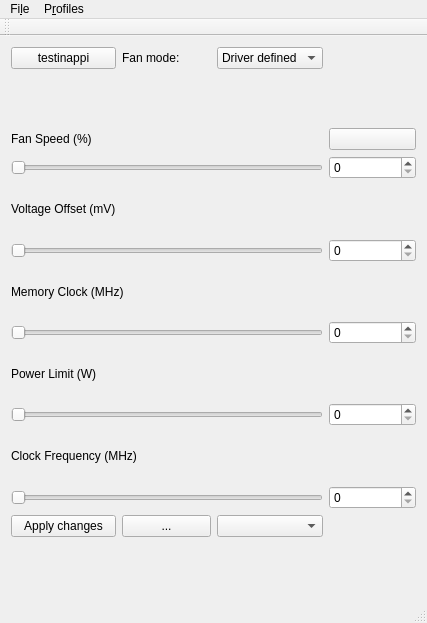
This is mainwindow.ui in Lurkki14/tuxclocker as Qt 5 draws it before an edit. The edited form follows.
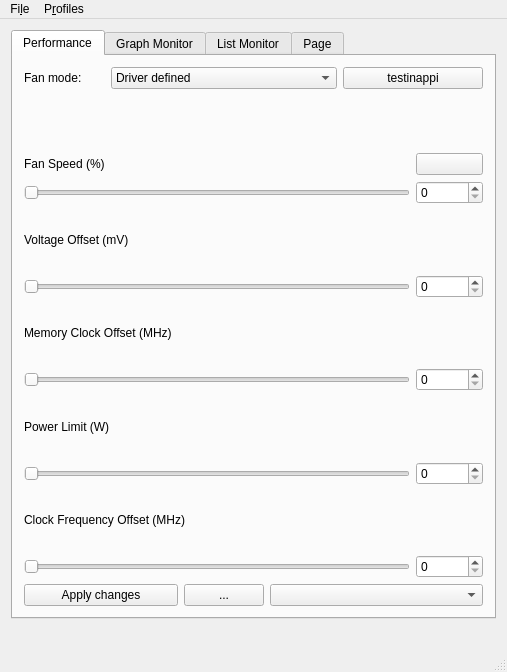
This is the edited form. The open tabs and pages were chosen to show the change. Icons and pictures are not drawn. Custom widgets are drawn as their Qt base class.

```diff
--- a/mainwindow.ui
+++ b/mainwindow.ui
@@ -6,63 +6,43 @@
    <rect>
     <x>0</x>
     <y>0</y>
-    <width>427</width>
-    <height>623</height>
+    <width>507</width>
+    <height>672</height>
    </rect>
   </property>
   <property name="windowTitle">
    <string>MainWindow</string>
   </property>
   <widget class="QWidget" name="centralWidget">
+   <layout class="QGridLayout" name="gridLayout_2">
+    <item row="1" column="0">
+     <widget class="QLabel" name="statusLabel">
+      <property name="text">
+       <string/>
+      </property>
+     </widget>
+    </item>
+    <item row="0" column="0">
+     <widget class="QTabWidget" name="tabWidget">
+      <property name="tabShape">
+       <enum>QTabWidget::Rounded</enum>
+      </property>
+      <property name="currentIndex">
+       <number>3</number>
+      </property>
+      <widget class="QWidget" name="perfEditorTab">
+       <attribute name="title">
+        <string>Performance</string>
+       </attribute>
    <layout class="QGridLayout" name="gridLayout">
-    <item row="7" column="3">
-     <widget class="QSpinBox" name="memClkSpinBox"/>
-    </item>
-    <item row="9" column="3">
-     <widget class="QSpinBox" name="powerLimSpinBox"/>
-    </item>
-    <item row="5" column="3">
-     <widget class="QSpinBox" name="voltageSpinBox"/>
-    </item>
-    <item row="3" column="3">
-     <widget class="QSpinBox" name="fanSpinBox"/>
-    </item>
-    <item row="12" column="0">
-     <widget class="QPushButton" name="applyButton">
-      <property name="text">
-       <string>Apply changes</string>
-      </property>
-     </widget>
-    </item>
-    <item row="0" column="0">
+        <item row="0" column="4" colspan="2">
      <widget class="QPushButton" name="pushButton">
       <property name="text">
        <string>testinappi</string>
       </property>
      </widget>
     </item>
-    <item row="6" column="0" colspan="2">
-     <widget class="QLabel" name="memClockLabel">
-      <property name="text">
-       <string>Memory Clock (MHz)</string>
-      </property>
-     </widget>
-    </item>
-    <item row="3" column="0" colspan="3">
-     <widget class="QSlider" name="fanSlider">
-      <property name="orientation">
-       <enum>Qt::Horizontal</enum>
-      </property>
-     </widget>
-    </item>
-    <item row="11" column="0" colspan="3">
-     <widget class="QSlider" name="frequencySlider">
-      <property name="orientation">
-       <enum>Qt::Horizontal</enum>
-      </property>
-     </widget>
-    </item>
-    <item row="1" column="0">
+        <item row="1" column="0" colspan="6">
      <widget class="QLabel" name="GPUNameLabel">
       <property name="maximumSize">
        <size>
@@ -75,36 +55,70 @@
       </property>
      </widget>
     </item>
-    <item row="0" column="2">
-     <widget class="QComboBox" name="fanModeComboBox">
-      <item>
+        <item row="10" column="0" colspan="5">
+         <widget class="QSlider" name="powerLimSlider">
+          <property name="orientation">
+           <enum>Qt::Horizontal</enum>
+          </property>
+         </widget>
+        </item>
+        <item row="8" column="0" colspan="5">
+         <widget class="QSlider" name="memClkSlider">
+          <property name="orientation">
+           <enum>Qt::Horizontal</enum>
+          </property>
+         </widget>
+        </item>
+        <item row="9" column="0" colspan="2">
+         <widget class="QLabel" name="powerLimLabel">
        <property name="text">
-        <string>Driver defined</string>
-       </property>
-      </item>
-      <item>
+           <string>Power Limit (W)</string>
+          </property>
+         </widget>
+        </item>
+        <item row="5" column="0" colspan="3">
+         <widget class="QLabel" name="voltgeLabel">
        <property name="text">
-        <string>Static</string>
-       </property>
-      </item>
-      <item>
+           <string>Voltage Offset (mV)</string>
+          </property>
+         </widget>
+        </item>
+        <item row="13" column="0" colspan="2">
+         <widget class="QPushButton" name="applyButton">
        <property name="text">
-        <string>Custom</string>
-       </property>
-      </item>
-     </widget>
-    </item>
-    <item row="12" column="1">
-     <widget class="QPushButton" name="newProfile">
+           <string>Apply changes</string>
+          </property>
+         </widget>
+        </item>
+        <item row="11" column="0" colspan="3">
+         <widget class="QLabel" name="clockFreqLabel">
+          <property name="text">
+           <string>Clock Frequency Offset (MHz)</string>
+          </property>
+         </widget>
+        </item>
+        <item row="12" column="0" colspan="5">
+         <widget class="QSlider" name="frequencySlider">
+          <property name="orientation">
+           <enum>Qt::Horizontal</enum>
+          </property>
+         </widget>
+        </item>
+        <item row="0" column="0">
+         <widget class="QLabel" name="fanModeLabel">
       <property name="text">
-       <string>...</string>
+           <string>Fan mode:</string>
       </property>
      </widget>
     </item>
-    <item row="11" column="3">
-     <widget class="QSpinBox" name="frequencySpinBox"/>
-    </item>
-    <item row="2" column="3">
+        <item row="4" column="0" colspan="5">
+         <widget class="QSlider" name="fanSlider">
+          <property name="orientation">
+           <enum>Qt::Horizontal</enum>
+          </property>
+         </widget>
+        </item>
+        <item row="3" column="5">
      <widget class="QPushButton" name="editFanCurveButton">
       <property name="maximumSize">
        <size>
@@ -121,70 +135,141 @@
       </property>
      </widget>
     </item>
-    <item row="12" column="2">
-     <widget class="QComboBox" name="profileComboBox"/>
-    </item>
-    <item row="2" column="0">
-     <widget class="QLabel" name="label">
+        <item row="3" column="0">
+         <widget class="QLabel" name="fanSpeedLabel">
       <property name="text">
        <string>Fan Speed (%)</string>
       </property>
      </widget>
     </item>
-    <item row="0" column="1">
-     <widget class="QLabel" name="fanModeLabel">
+        <item row="0" column="1" colspan="3">
+         <widget class="QComboBox" name="fanModeComboBox">
+          <item>
       <property name="text">
-       <string>Fan mode:</string>
-      </property>
-     </widget>
-    </item>
-    <item row="5" column="0" colspan="3">
+            <string>Driver defined</string>
+           </property>
+          </item>
+          <item>
+           <property name="text">
+            <string>Static</string>
+           </property>
+          </item>
+          <item>
+           <property name="text">
+            <string>Custom</string>
+           </property>
+          </item>
+         </widget>
+        </item>
+        <item row="8" column="5">
+         <widget class="QSpinBox" name="memClkSpinBox"/>
+        </item>
+        <item row="10" column="5">
+         <widget class="QSpinBox" name="powerLimSpinBox"/>
+        </item>
+        <item row="12" column="5">
+         <widget class="QSpinBox" name="frequencySpinBox"/>
+        </item>
+        <item row="6" column="0" colspan="5">
      <widget class="QSlider" name="voltageSlider">
       <property name="orientation">
        <enum>Qt::Horizontal</enum>
       </property>
      </widget>
     </item>
-    <item row="10" column="0" colspan="2">
-     <widget class="QLabel" name="clockFreqLabel">
-      <property name="text">
-       <string>Clock Frequency (MHz)</string>
-      </property>
-     </widget>
-    </item>
-    <item row="4" column="0">
-     <widget class="QLabel" name="voltgeLabel">
-      <property name="text">
-       <string>Voltage Offset (mV)</string>
-      </property>
-     </widget>
-    </item>
-    <item row="8" column="0" colspan="2">
-     <widget class="QLabel" name="powerLimLabel">
-      <property name="text">
-       <string>Power Limit (W)</string>
-      </property>
-     </widget>
-    </item>
     <item row="7" column="0" colspan="3">
-     <widget class="QSlider" name="memClkSlider">
-      <property name="orientation">
-       <enum>Qt::Horizontal</enum>
+         <widget class="QLabel" name="memClockLabel">
+          <property name="text">
+           <string>Memory Clock Offset (MHz)</string>
       </property>
      </widget>
     </item>
-    <item row="9" column="0" colspan="3">
-     <widget class="QSlider" name="powerLimSlider">
-      <property name="orientation">
-       <enum>Qt::Horizontal</enum>
+        <item row="4" column="5">
+         <widget class="QSpinBox" name="fanSpinBox"/>
+        </item>
+        <item row="13" column="2">
+         <widget class="QPushButton" name="newProfile">
+          <property name="text">
+           <string>...</string>
       </property>
      </widget>
     </item>
-    <item row="13" column="0">
-     <widget class="QLabel" name="statusLabel">
+        <item row="13" column="3" colspan="3">
+         <widget class="QComboBox" name="profileComboBox"/>
+        </item>
+        <item row="6" column="5">
+         <widget class="QSpinBox" name="voltageSpinBox"/>
+        </item>
+       </layout>
+      </widget>
+      <widget class="QWidget" name="monitorTab">
+       <attribute name="title">
+        <string>Graph Monitor</string>
+       </attribute>
+       <layout class="QVBoxLayout" name="verticalLayout">
+        <item>
+         <widget class="QListWidget" name="listWidget"/>
+        </item>
+        <item>
+         <widget class="QCustomPlot" name="widget" native="true"/>
+        </item>
+        <item>
+         <widget class="QCustomPlot" name="widget_2" native="true"/>
+        </item>
+       </layout>
+      </widget>
+      <widget class="QWidget" name="monitorListTab">
+       <attribute name="title">
+        <string>List Monitor</string>
+       </attribute>
+       <layout class="QHBoxLayout" name="horizontalLayout_2">
+        <item>
+         <widget class="QTreeWidget" name="monitorTree">
+          <property name="columnCount">
+           <number>2</number>
+          </property>
+          <column>
       <property name="text">
-       <string/>
-      </property>
+            <string>Property</string>
+           </property>
+          </column>
+          <column>
+           <property name="text">
+            <string>Value</string>
+           </property>
+          </column>
+         </widget>
+        </item>
+       </layout>
+      </widget>
+      <widget class="QWidget" name="tab">
+       <attribute name="title">
+        <string>Page</string>
+       </attribute>
+       <widget class="QScrollArea" name="scrollArea">
+        <property name="geometry">
+         <rect>
+          <x>60</x>
+          <y>60</y>
+          <width>341</width>
+          <height>371</height>
+         </rect>
+        </property>
+        <property name="widgetResizable">
+         <bool>true</bool>
+        </property>
+        <widget class="QWidget" name="scrollAreaWidgetContents">
+         <property name="geometry">
+          <rect>
+           <x>0</x>
+           <y>0</y>
+           <width>337</width>
+           <height>367</height>
+          </rect>
+         </property>
+        </widget>
+       </widget>
+      </widget>
      </widget>
     </item>
    </layout>
@@ -194,7 +279,7 @@
     <rect>
      <x>0</x>
      <y>0</y>
-     <width>427</width>
+     <width>507</width>
      <height>28</height>
     </rect>
    </property>
@@ -214,14 +299,6 @@
    <addaction name="menuFile"/>
    <addaction name="menuProfiles"/>
   </widget>
-  <widget class="QToolBar" name="mainToolBar">
-   <attribute name="toolBarArea">
-    <enum>TopToolBarArea</enum>
-   </attribute>
-   <attribute name="toolBarBreak">
-    <bool>false</bool>
-   </attribute>
-  </widget>
   <widget class="QStatusBar" name="statusBar"/>
   <action name="actionQuit">
    <property name="text">
@@ -245,6 +322,14 @@
   </action>
  </widget>
  <layoutdefault spacing="6" margin="11"/>
+ <customwidgets>
+  <customwidget>
+   <class>QCustomPlot</class>
+   <extends>QWidget</extends>
+   <header>qcustomplot.h</header>
+   <container>1</container>
+  </customwidget>
+ </customwidgets>
  <resources/>
  <connections/>
 </ui>
```
Lines whose indentation alone changed are shown as unchanged.
